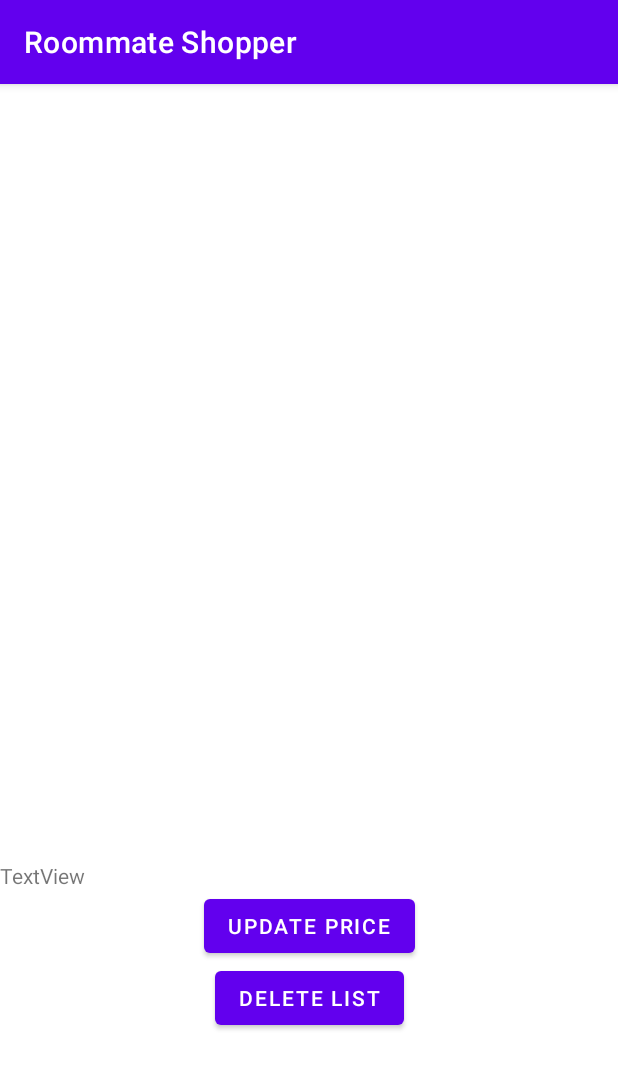
After one commit to tfh12349/RoommateShopper, an Android app: the PurchaseLookActivity screen opened directly, with no data from a screen before it, on a phone screen of 412 x 824 dp. The commit adds this screen. Shown: the top 1069 px of the screen. Run offline under Robolectric (Android 15) with nearby library versions, the phone set to English and light mode, and no system bars.

Commit message:
Finished preliminary code for recycler view, created more views, created a menu to test, etc.

```diff
--- a/app/src/main/java/edu/uga/cs/roommateshopper/MainActivity.java
+++ b/app/src/main/java/edu/uga/cs/roommateshopper/MainActivity.java
@@ -43,7 +43,7 @@ public class MainActivity extends AppCompatActivity {
     }
 
     /**
-     * This private class if for the new quiz button, creates a new quiz intent
+     * This private class if for the login button, starts the login process
      */
     private class LoginClickListener implements View.OnClickListener{
         /**
@@ -111,7 +111,7 @@ public class MainActivity extends AppCompatActivity {
     }
 
     /**
-     * This private class if for the new quiz button, creates a new quiz intent
+     * This private class if for the registration button, creates a registration intent
      */
     private class RegisterClickListener implements View.OnClickListener{
         /**
--- /dev/null
+++ b/app/src/main/java/edu/uga/cs/roommateshopper/PurchaseLookActivity.java
@@ -0,0 +1,14 @@
+package edu.uga.cs.roommateshopper;
+
+import androidx.appcompat.app.AppCompatActivity;
+
+import android.os.Bundle;
+
+public class PurchaseLookActivity extends AppCompatActivity {
+
+    @Override
+    protected void onCreate(Bundle savedInstanceState) {
+        super.onCreate(savedInstanceState);
+        setContentView(R.layout.activity_purchase_look);
+    }
+}
--- a/app/src/main/java/edu/uga/cs/roommateshopper/ViewListActivity.java
+++ b/app/src/main/java/edu/uga/cs/roommateshopper/ViewListActivity.java
@@ -42,7 +42,10 @@ public class ViewListActivity extends AppCompatActivity implements AddItemDialog
         recyclerView.setLayoutManager( layoutManager );
 
         items = new ArrayList<Item>();
+        adapter = new ItemRecyclerAdapter(items, this);
 
+        //Temporary
+        recyclerView.setAdapter(adapter);
     }
 
     @Override
--- /dev/null
+++ b/app/src/main/res/layout/activity_purchase_look.xml
@@ -0,0 +1,53 @@
+<?xml version="1.0" encoding="utf-8"?>
+<androidx.constraintlayout.widget.ConstraintLayout xmlns:android="http://schemas.android.com/apk/res/android"
+    xmlns:app="http://schemas.android.com/apk/res-auto"
+    xmlns:tools="http://schemas.android.com/tools"
+    android:layout_width="match_parent"
+    android:layout_height="match_parent"
+    tools:context=".PurchaseLookActivity">
+
+    <androidx.recyclerview.widget.RecyclerView
+        android:id="@+id/purchasedItemList"
+        android:layout_width="410dp"
+        android:layout_height="488dp"
+        android:layout_marginBottom="30dp"
+        app:layout_constraintBottom_toTopOf="@+id/priceTextView"
+        app:layout_constraintEnd_toEndOf="parent"
+        app:layout_constraintStart_toStartOf="parent"
+        app:layout_constraintTop_toTopOf="parent"
+        app:layout_constraintVertical_bias="0.0"
+        app:layout_constraintVertical_chainStyle="packed">
+
+    </androidx.recyclerview.widget.RecyclerView>
+
+    <TextView
+        android:id="@+id/priceTextView"
+        android:layout_width="0dp"
+        android:layout_height="wrap_content"
+        android:text="TextView"
+        app:layout_constraintBottom_toTopOf="@+id/updatePriceButton"
+        app:layout_constraintEnd_toEndOf="parent"
+        app:layout_constraintHorizontal_bias="0.5"
+        app:layout_constraintStart_toStartOf="parent"
+        app:layout_constraintTop_toBottomOf="@+id/purchasedItemList" />
+
+    <Button
+        android:id="@+id/updatePriceButton"
+        android:layout_width="wrap_content"
+        android:layout_height="wrap_content"
+        android:text="Update Price"
+        app:layout_constraintBottom_toTopOf="@+id/deleteListButton"
+        app:layout_constraintEnd_toEndOf="parent"
+        app:layout_constraintStart_toStartOf="parent"
+        app:layout_constraintTop_toBottomOf="@+id/priceTextView" />
+
+    <Button
+        android:id="@+id/deleteListButton"
+        android:layout_width="wrap_content"
+        android:layout_height="wrap_content"
+        android:text="Delete List"
+        app:layout_constraintBottom_toBottomOf="parent"
+        app:layout_constraintEnd_toEndOf="parent"
+        app:layout_constraintStart_toStartOf="parent"
+        app:layout_constraintTop_toBottomOf="@+id/updatePriceButton" />
+</androidx.constraintlayout.widget.ConstraintLayout>
```
Also changed, not shown: app/src/main/AndroidManifest.xml (+14 -2 lines), app/src/main/java/edu/uga/cs/roommateshopper/CartActivity.java (added, +14 -0 lines), app/src/main/java/edu/uga/cs/roommateshopper/ItemLookActivity.java (added, +14 -0 lines), app/src/main/java/edu/uga/cs/roommateshopper/ItemRecyclerAdapter.java (+18 -0 lines), app/src/main/java/edu/uga/cs/roommateshopper/PurchasedListActivity.java (added, +14 -0 lines), app/src/main/java/edu/uga/cs/roommateshopper/ShoppingManagerActivity.java (+32 -0 lines), app/src/main/res/layout/activity_cart.xml (added, +25 -0 lines), app/src/main/res/layout/activity_item_look.xml (added, +76 -0 lines), app/src/main/res/layout/activity_purchased_list.xml (added, +22 -0 lines), app/src/main/res/layout/cart_item.xml (added, +38 -0 lines), app/src/main/res/layout/purchased_items.xml (added, +35 -0 lines), app/src/main/res/menu/menu_signed_in_menu.xml (added, +13 -0 lines).
